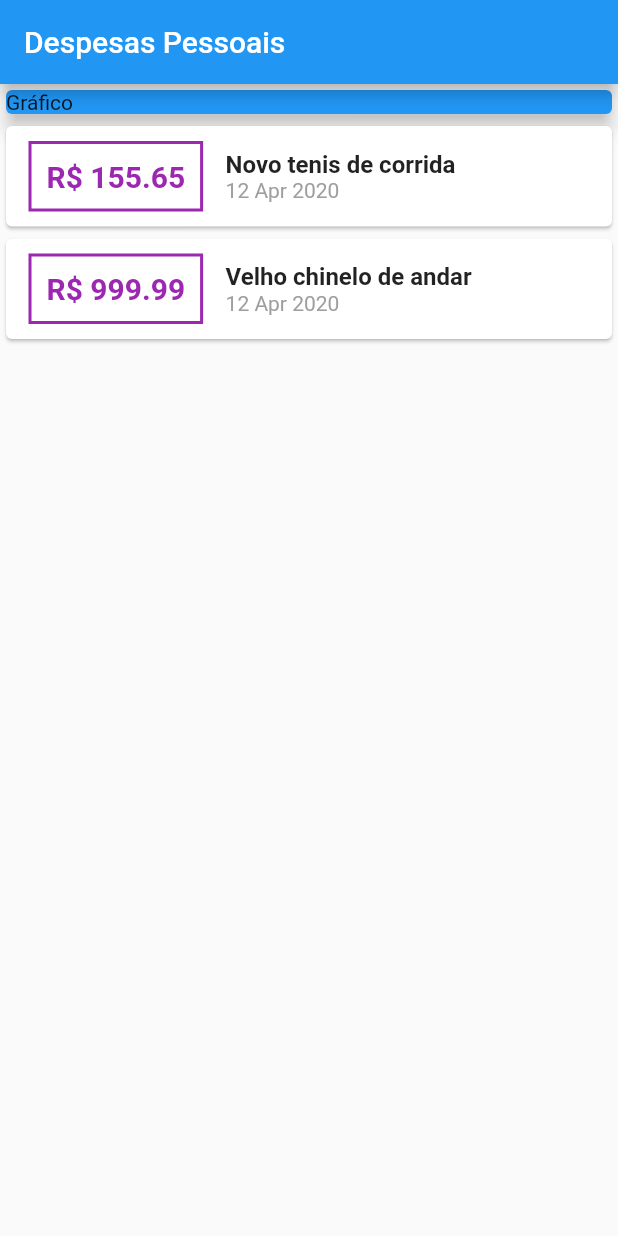
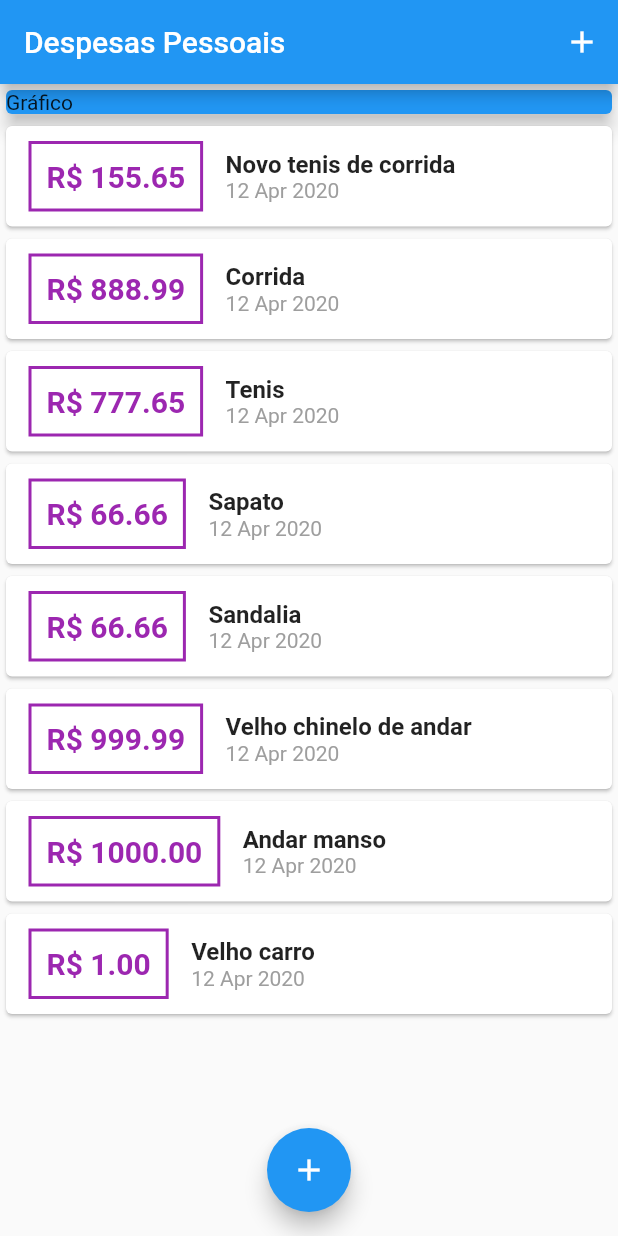
Before and after one commit to itamar-nunes/Expenses, a Flutter app: the screen it shows after launch, on a phone screen of 412 x 824 dp. Run offline on Flutter 3.47's test engine with Material 2 defaults, Android fonts, the phone set to English and light mode, and no system bars.

Commit message:
Changed the main to work with List and Form. Add new Form and List file.

```diff
--- /dev/null
+++ b/lib/components/transaction_list.dart
@@ -0,0 +1,66 @@
+import 'package:expenses/models/transaction.dart';
+import 'package:flutter/material.dart';
+import 'package:intl/intl.dart';
+
+class TransactionList extends StatelessWidget {
+  final List<Transaction> transactions;
+
+  TransactionList(this.transactions);
+
+  @override
+  Widget build(BuildContext context) {
+    return Container(
+      height: 800,
+      child: ListView.builder(
+          itemCount: transactions.length,
+          itemBuilder: (ctx, index) {
+            final tr = transactions[index];
+
+            return Card(
+              child: Row(
+                children: <Widget>[
+                  Container(
+                    margin: EdgeInsets.symmetric(
+                      horizontal: 15,
+                      vertical: 10,
+                    ),
+                    decoration: BoxDecoration(
+                        border: Border.all(
+                      color: Colors.purple,
+                      width: 2,
+                    )),
+                    padding: EdgeInsets.all(10),
+                    child: Text(
+                      'R\$ ${tr.value.toStringAsFixed(2)}',
+                      style: TextStyle(
+                        fontWeight: FontWeight.bold,
+                        fontSize: 20,
+                        color: Colors.purple,
+                      ),
+                    ),
+                  ),
+                  Column(
+                    crossAxisAlignment: CrossAxisAlignment.start,
+                    children: <Widget>[
+                      Text(
+                        tr.title,
+                        style: TextStyle(
+                          fontSize: 16,
+                          fontWeight: FontWeight.bold,
+                        ),
+                      ),
+                      Text(
+                        DateFormat('d MMM y').format(tr.date),
+                        style: TextStyle(
+                          color: Colors.grey,
+                        ),
+                      ),
+                    ],
+                  )
+                ],
+              ),
+            );
+          }),
+    );
+  }
+}
--- a/lib/main.dart
+++ b/lib/main.dart
@@ -1,17 +1,28 @@
-import 'package:expenses/models/transaction.dart';
+import 'dart:math';
+
+import 'package:expenses/components/transaction_form.dart';
+import 'package:expenses/components/transaction_list.dart';
 import 'package:flutter/material.dart';
-import 'package:intl/intl.dart';
+
+import 'models/transaction.dart';
 
 main() => runApp(ExpensesApp());
 
 class ExpensesApp extends StatelessWidget {
   @override
   Widget build(BuildContext context) {
-    return MaterialApp(home: MyHomePage());
+    return MaterialApp(
+      home: MyHomePage(),
+    );
   }
 }
 
-class MyHomePage extends StatelessWidget {
+class MyHomePage extends StatefulWidget {
+  @override
+  _MyHomePageState createState() => _MyHomePageState();
+}
+
+class _MyHomePageState extends State<MyHomePage> {
   final _transactions = [
     Transaction(
       id: 't1',
@@ -21,19 +32,86 @@ class MyHomePage extends StatelessWidget {
     ),
     Transaction(
       id: 't2',
+      title: 'Corrida',
+      value: 888.99,
+      date: DateTime.now(),
+    ),
+    Transaction(
+      id: 't3',
+      title: 'Tenis',
+      value: 777.65,
+      date: DateTime.now(),
+    ),
+    Transaction(
+      id: 't4',
+      title: 'Sapato',
+      value: 66.66,
+      date: DateTime.now(),
+    ),
+    Transaction(
+      id: 't5',
+      title: 'Sandalia',
+      value: 66.66,
+      date: DateTime.now(),
+    ),
+    Transaction(
+      id: 't6',
       title: 'Velho chinelo de andar',
       value: 999.99,
       date: DateTime.now(),
+    ),
+    Transaction(
+      id: 't7',
+      title: 'Andar manso',
+      value: 1000.00,
+      date: DateTime.now(),
+    ),
+    Transaction(
+      id: 't7',
+      title: 'Velho carro',
+      value: 1.0,
+      date: DateTime.now(),
     )
   ];
+
+  _addTransaction(String title, double value) {
+    final newTransaction = Transaction(
+      id: Random().nextDouble().toString(),
+      title: title,
+      value: value,
+      date: DateTime.now(),
+    );
+
+    setState(() {
+      _transactions.add(newTransaction);
+    });
+
+    Navigator.of(context).pop();
+  }
+
+  _openTransactionFormModal(BuildContext context) {
+    showModalBottomSheet(
+      context: context,
+      builder: (_) {
+        return TransactionForm(_addTransaction);
+      },
+    );
+  }
 
   @override
   Widget build(BuildContext context) {
     return Scaffold(
       appBar: AppBar(
         title: Text('Despesas Pessoais'),
+        actions: <Widget>[
+          IconButton(
+            icon: Icon(Icons.add),
+            onPressed: () => _openTransactionFormModal(context),
+          )
+        ],
       ),
-      body: Column(
+      body: SingleChildScrollView(
+        child: Column(
           crossAxisAlignment: CrossAxisAlignment.stretch,
           children: <Widget>[
             Container(
@@ -43,56 +121,15 @@ class MyHomePage extends StatelessWidget {
                 elevation: 5,
               ),
             ),
-          Column(
-            children: _transactions.map((tr) {
-              return Card(
-                child: Row(
-                  children: <Widget>[
-                    Container(
-                      margin: EdgeInsets.symmetric(
-                        horizontal: 15,
-                        vertical: 10,
-                      ),
-                      decoration: BoxDecoration(
-                          border: Border.all(
-                        color: Colors.purple,
-                        width: 2,
-                      )),
-                      padding: EdgeInsets.all(10),
-                      child: Text(
-                        'R\$ ${tr.value.toStringAsFixed(2)}',
-                        style: TextStyle(
-                          fontWeight: FontWeight.bold,
-                          fontSize: 20,
-                          color: Colors.purple,
+            TransactionList(_transactions),
+          ],
         ),
       ),
+      floatingActionButton: FloatingActionButton(
+        child: Icon(Icons.add),
+        onPressed: () => _openTransactionFormModal(context),
       ),
-                    Column(
-                      crossAxisAlignment: CrossAxisAlignment.start,
-                      children: <Widget>[
-                        Text(
-                          tr.title,
-                          style: TextStyle(
-                            fontSize: 16,
-                            fontWeight: FontWeight.bold,
-                          ),
-                        ),
-                        Text(
-                          DateFormat('d MMM y').format(tr.date),
-                          style: TextStyle(
-                            color: Colors.grey,
-                          ),
-                        ),
-                      ],
-                    )
-                  ],
-                ),
-              );
-            }).toList(),
-          )
-        ],
-      ),
+      floatingActionButtonLocation: FloatingActionButtonLocation.centerFloat,
     );
   }
 }
```
Also changed, not shown: lib/components/transaction_form.dart (added, +66 -0 lines), 1 other file. Lines whose indentation alone changed are shown as unchanged.
